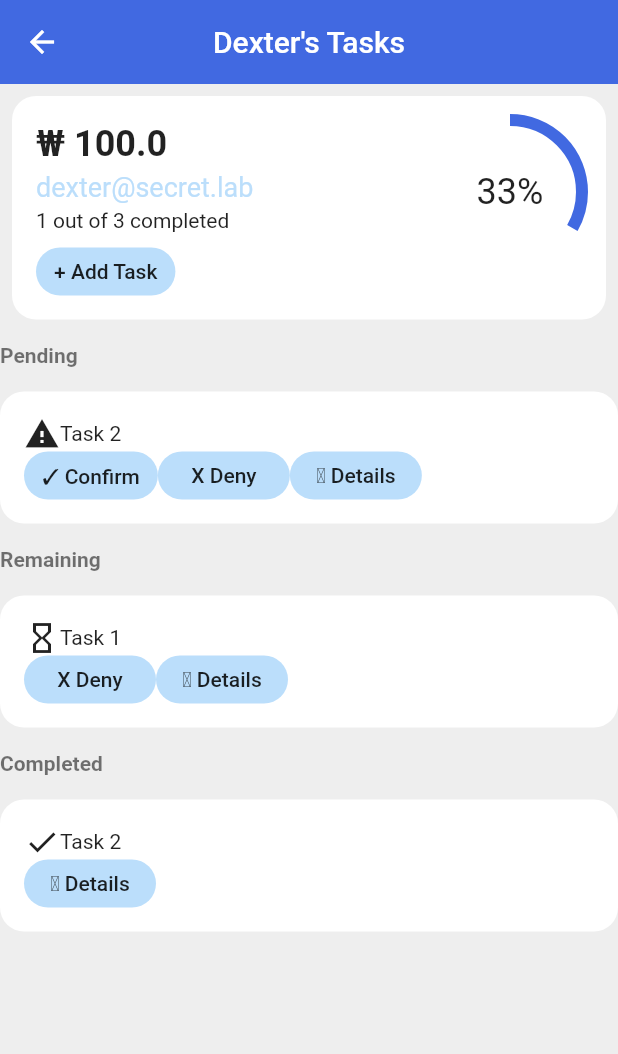
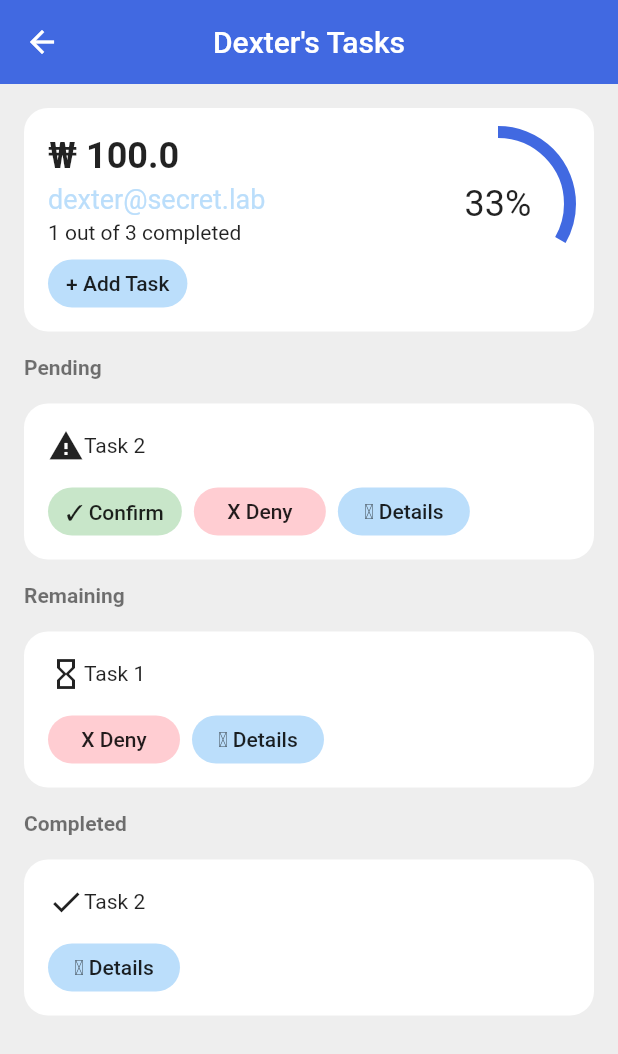
Before and after one commit to insertmike/andromeda-finance-paysafe, a Flutter app: the LoggedParentScreen screen opened by its route, after a tap on "✓ Tasks", on a phone screen of 412 x 824 dp. Shown: the top 1054 px of the screen. Run offline on Flutter 3.47's test engine with Material 2 defaults, Android fonts, the phone set to English and light mode, and no system bars; Roboto replaces fonts that are missing (OpenSans).

Commit message:
Minor UI improvements on tasks page.

```diff
--- a/frontend/lib/screens/child_tasks_page.dart
+++ b/frontend/lib/screens/child_tasks_page.dart
@@ -25,13 +25,15 @@ class _ChildTasksPageState extends State<ChildTasksPage> {
         ),
         body: SingleChildScrollView(
             physics: ScrollPhysics(),
+            child: Padding(
+              padding: EdgeInsets.all(16),
               child: Column(
                 mainAxisSize: MainAxisSize.max,
                 mainAxisAlignment: MainAxisAlignment.start,
                 crossAxisAlignment: CrossAxisAlignment.center,
                 children: <Widget>[
                   Padding(
-                  padding: EdgeInsets.all(8),
+                    padding: EdgeInsets.only(bottom: 8),
                     child: ChildDetailsCard(
                       kid: widget.kid,
                     ),
@@ -42,7 +44,8 @@ class _ChildTasksPageState extends State<ChildTasksPage> {
                       shrinkWrap: true,
                       itemBuilder: (context, index) => list[index]),
                 ],
-            )));
+            )))
+    );
   }
 
   @override
--- a/frontend/lib/widgets/mini_flat_button.dart
+++ b/frontend/lib/widgets/mini_flat_button.dart
@@ -3,9 +3,10 @@ import 'package:flutter/material.dart';
 class MiniFlatButton extends StatelessWidget {
   final Widget child;
   final VoidCallback onPressed;
+  final Color color;
 
   const MiniFlatButton(
-      {Key key, @required this.child, @required VoidCallback this.onPressed})
+      {Key key, this.color, @required this.child, @required VoidCallback this.onPressed})
       : super(key: key);
 
   @override
@@ -14,7 +15,7 @@ class MiniFlatButton extends StatelessWidget {
       child: RaisedButton(
         padding: EdgeInsets.symmetric(horizontal: 12, vertical: 4),
         onPressed: this.onPressed,
-        color: Theme.of(context).primaryColorLight,
+        color: this.color ?? Theme.of(context).primaryColorLight,
         child: this.child,
         elevation: 0,
         shape: RoundedRectangleBorder(
--- a/frontend/lib/widgets/task_info_card.dart
+++ b/frontend/lib/widgets/task_info_card.dart
@@ -17,6 +17,9 @@ class TaskInfoCard extends StatelessWidget {
     final icon =
         [Icons.hourglass_empty, Icons.warning, Icons.check][this.status];
 
+    final buttonWrapper =
+        (widget) => Padding(padding: EdgeInsets.only(right: 8), child: widget);
+
     return Container(
         padding: EdgeInsets.all(16),
         alignment: Alignment.center,
@@ -28,27 +31,32 @@ class TaskInfoCard extends StatelessWidget {
           mainAxisAlignment: MainAxisAlignment.center,
           crossAxisAlignment: CrossAxisAlignment.start,
           children: [
-            Row(children: [
-              Icon(icon),
-              Text(this.summary),
-            ]),
+            Padding(
+              padding: EdgeInsets.only(bottom: 16),
+              child: Row(children: [
+                Icon(icon),
+                Text(this.summary),
+              ]),
+            ),
             Row(children: [
               status == 0 || status == 2
                   ? SizedBox.shrink()
-                  : MiniFlatButton(
+                  : buttonWrapper(MiniFlatButton(
+                      color: Colors.green.shade100,
                       child: Text("✓ Confirm"),
                       onPressed: () {},
-                    ),
+                    )),
               status == 2
                   ? SizedBox.shrink()
-                  : MiniFlatButton(
+                  : buttonWrapper(MiniFlatButton(
+                      color: Colors.red.shade100,
                       child: Text("X Deny"),
                       onPressed: () {},
-                    ),
-              MiniFlatButton(
+                    )),
+              buttonWrapper(MiniFlatButton(
                 child: Text("🛈 Details"),
                 onPressed: () {},
-              ),
+              )),
             ])
           ],
         ));
```
Lines whose indentation alone changed are shown as unchanged.
